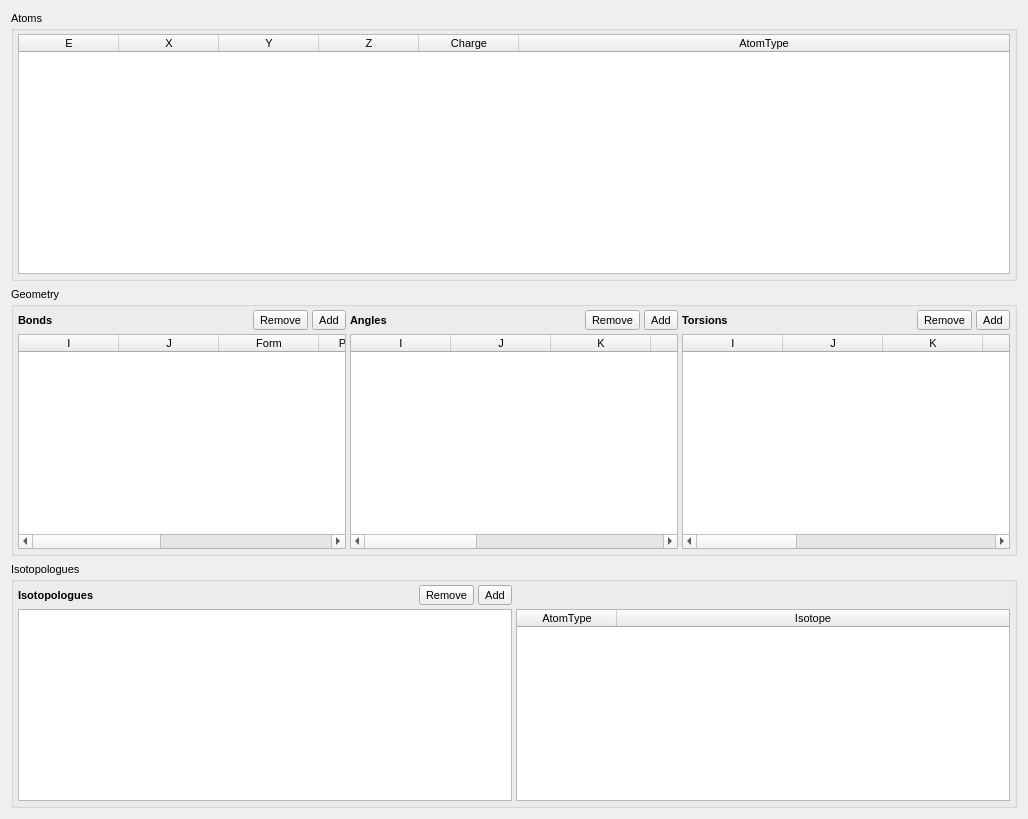
Above: src/gui/speciestab.ui from disorderedmaterials/dissolve before the change. Below: the same form after it.
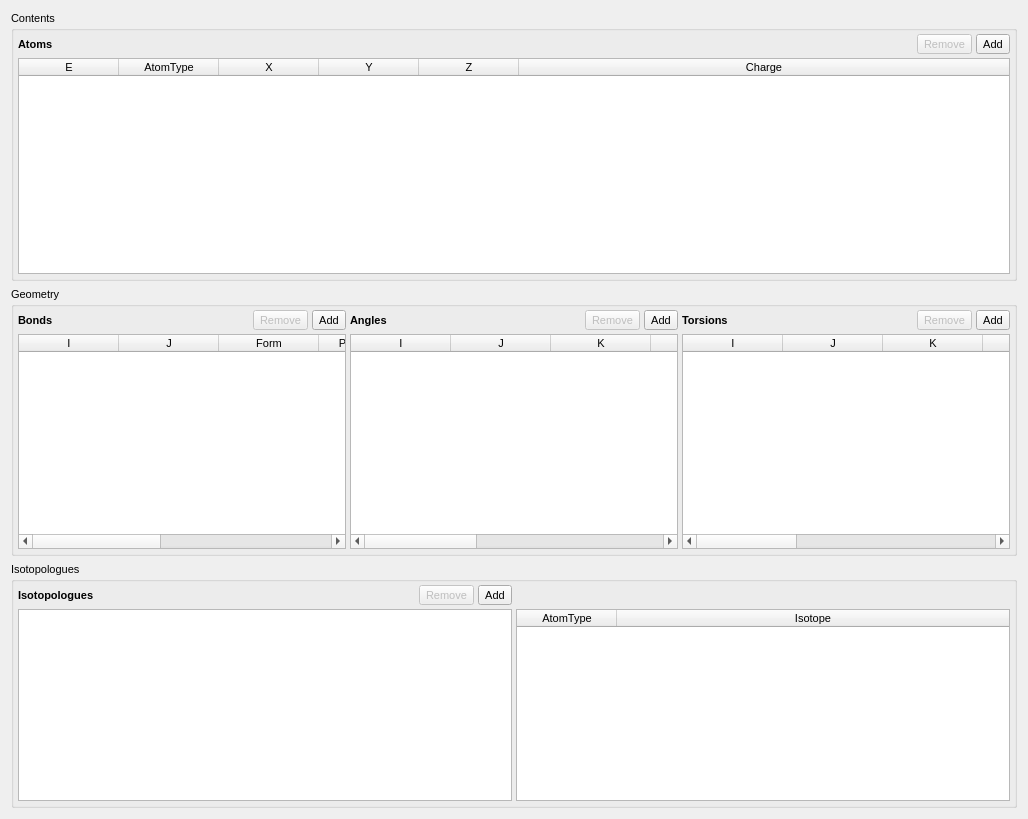
That is the form after the change. Icons and pictures are not drawn.

Commit message: Reorganise SpeciesTab, and add placeholder functions for add/remove of objects.

Diff of the .ui file:
```diff
--- a/src/gui/speciestab.ui
+++ b/src/gui/speciestab.ui
@@ -24,24 +24,126 @@
      <item>
       <widget class="QGroupBox" name="AtomsGroup">
        <property name="title">
+        <string>Contents</string>
+       </property>
+       <layout class="QHBoxLayout" name="horizontalLayout">
+        <property name="spacing">
+         <number>4</number>
+        </property>
+        <property name="leftMargin">
+         <number>4</number>
+        </property>
+        <property name="topMargin">
+         <number>4</number>
+        </property>
+        <property name="rightMargin">
+         <number>4</number>
+        </property>
+        <property name="bottomMargin">
+         <number>4</number>
+        </property>
+        <item>
+         <layout class="QVBoxLayout" name="verticalLayout_5">
+          <property name="spacing">
+           <number>4</number>
+          </property>
+          <item>
+           <layout class="QHBoxLayout" name="horizontalLayout_8">
+            <property name="spacing">
+             <number>4</number>
+            </property>
+            <item>
+             <widget class="QLabel" name="AtomsLabel">
+              <property name="sizePolicy">
+               <sizepolicy hsizetype="Preferred" vsizetype="Minimum">
+                <horstretch>0</horstretch>
+                <verstretch>0</verstretch>
+               </sizepolicy>
+              </property>
+              <property name="font">
+               <font>
+                <weight>75</weight>
+                <bold>true</bold>
+               </font>
+              </property>
+              <property name="text">
         <string>Atoms</string>
        </property>
-       <layout class="QHBoxLayout" name="horizontalLayout_2">
-        <property name="spacing">
-         <number>4</number>
-        </property>
-        <property name="leftMargin">
-         <number>4</number>
-        </property>
-        <property name="topMargin">
-         <number>4</number>
-        </property>
-        <property name="rightMargin">
-         <number>4</number>
-        </property>
-        <property name="bottomMargin">
-         <number>4</number>
-        </property>
+             </widget>
+            </item>
+            <item>
+             <spacer name="horizontalSpacer_6">
+              <property name="orientation">
+               <enum>Qt::Horizontal</enum>
+              </property>
+              <property name="sizeHint" stdset="0">
+               <size>
+                <width>40</width>
+                <height>20</height>
+               </size>
+              </property>
+             </spacer>
+            </item>
+            <item>
+             <widget class="QToolButton" name="AtomRemoveButton">
+              <property name="enabled">
+               <bool>false</bool>
+              </property>
+              <property name="sizePolicy">
+               <sizepolicy hsizetype="Minimum" vsizetype="Fixed">
+                <horstretch>0</horstretch>
+                <verstretch>0</verstretch>
+               </sizepolicy>
+              </property>
+              <property name="text">
+               <string>Remove</string>
+              </property>
+              <property name="icon">
+               <iconset resource="main.qrc">
+                <normaloff>:/general/icons/general_remove.svg</normaloff>:/general/icons/general_remove.svg</iconset>
+              </property>
+              <property name="iconSize">
+               <size>
+                <width>16</width>
+                <height>16</height>
+               </size>
+              </property>
+              <property name="shortcut">
+               <string>Return</string>
+              </property>
+              <property name="toolButtonStyle">
+               <enum>Qt::ToolButtonTextBesideIcon</enum>
+              </property>
+             </widget>
+            </item>
+            <item>
+             <widget class="QToolButton" name="AtomAddButton">
+              <property name="sizePolicy">
+               <sizepolicy hsizetype="Minimum" vsizetype="Fixed">
+                <horstretch>0</horstretch>
+                <verstretch>0</verstretch>
+               </sizepolicy>
+              </property>
+              <property name="text">
+               <string>Add</string>
+              </property>
+              <property name="icon">
+               <iconset resource="main.qrc">
+                <normaloff>:/general/icons/general_add.svg</normaloff>:/general/icons/general_add.svg</iconset>
+              </property>
+              <property name="iconSize">
+               <size>
+                <width>16</width>
+                <height>16</height>
+               </size>
+              </property>
+              <property name="toolButtonStyle">
+               <enum>Qt::ToolButtonTextBesideIcon</enum>
+              </property>
+             </widget>
+            </item>
+           </layout>
+          </item>
         <item>
          <widget class="QTableWidget" name="AtomTable">
           <property name="showDropIndicator" stdset="0">
@@ -76,6 +178,11 @@
             <string>E</string>
            </property>
           </column>
+            <column>
+             <property name="text">
+              <string>AtomType</string>
+             </property>
+            </column>
           <column>
            <property name="text">
             <string>X</string>
@@ -96,12 +203,9 @@
             <string>Charge</string>
            </property>
           </column>
-          <column>
-           <property name="text">
-            <string>AtomType</string>
-           </property>
-          </column>
-         </widget>
+           </widget>
+          </item>
+         </layout>
         </item>
        </layout>
       </widget>
@@ -173,6 +277,9 @@
           </item>
           <item>
            <widget class="QToolButton" name="BondRemoveButtom">
+            <property name="enabled">
+             <bool>false</bool>
+            </property>
             <property name="sizePolicy">
              <sizepolicy hsizetype="Minimum" vsizetype="Fixed">
               <horstretch>0</horstretch>
@@ -340,6 +447,9 @@
           </item>
           <item>
            <widget class="QToolButton" name="AngleRemoveButtom">
+            <property name="enabled">
+             <bool>false</bool>
+            </property>
             <property name="sizePolicy">
              <sizepolicy hsizetype="Minimum" vsizetype="Fixed">
               <horstretch>0</horstretch>
@@ -512,6 +622,9 @@
           </item>
           <item>
            <widget class="QToolButton" name="TorsionRemoveButton">
+            <property name="enabled">
+             <bool>false</bool>
+            </property>
             <property name="sizePolicy">
              <sizepolicy hsizetype="Minimum" vsizetype="Fixed">
               <horstretch>0</horstretch>
@@ -749,6 +862,9 @@
         </item>
         <item>
          <widget class="QToolButton" name="IsotopologueRemoveButton">
+          <property name="enabled">
+           <bool>false</bool>
+          </property>
           <property name="sizePolicy">
            <sizepolicy hsizetype="Minimum" vsizetype="Fixed">
             <horstretch>0</horstretch>
```
Left out of the diff: 2 changed lines with no effect on the pictures. Lines whose indentation alone changed are shown as unchanged. The commit also changes 2 other files.
